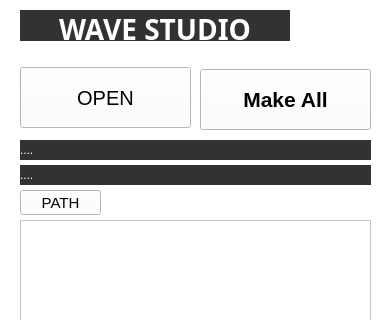
First picture: the form in 03_resource/ui_imageMaking.ui, repository suni1015/ImageMaking, before the edit; both pictures show x 0 to 389 and y 0 to 320 of the 389 by 693 pixel window.
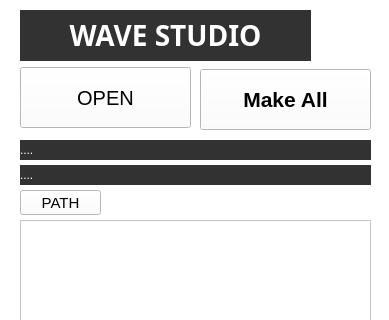
Second picture: the form after the edit.

What changed in the file:
```diff
--- a/03_resource/ui_imageMaking.ui
+++ b/03_resource/ui_imageMaking.ui
@@ -104,8 +104,8 @@
      <rect>
       <x>20</x>
       <y>10</y>
-      <width>270</width>
-      <height>31</height>
+      <width>291</width>
+      <height>51</height>
      </rect>
     </property>
     <property name="font">
```
Left out of the diff: 2 changed lines with no effect on the pictures.
